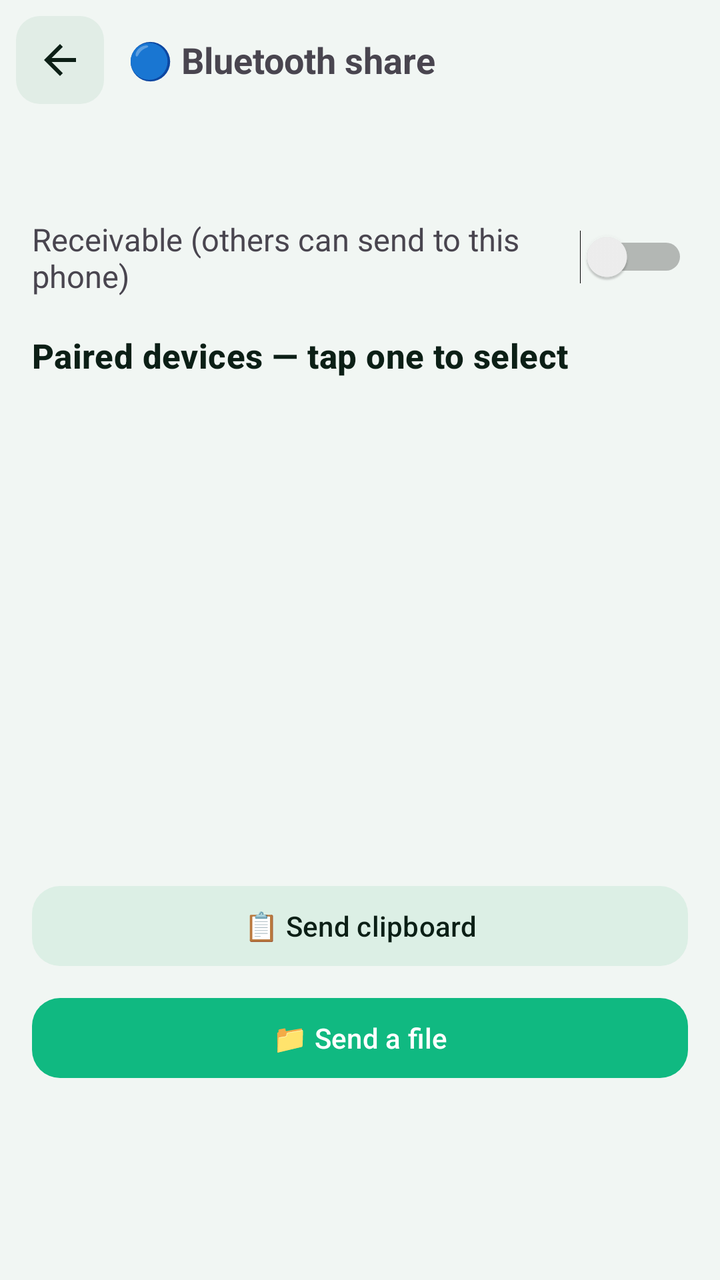
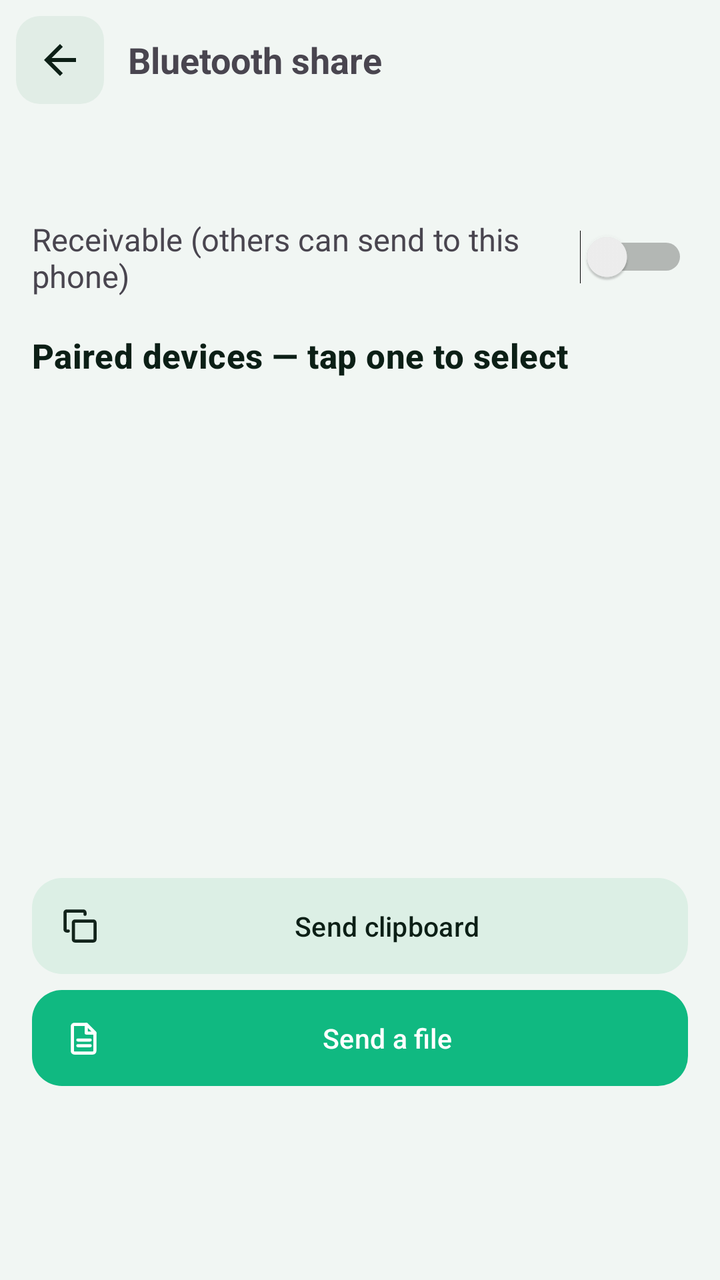

Two renders of the same Android screen: before a commit and after it. Below are the layout's source before the change and the commit's diff.
<!-- AndroidManifest.xml: application theme Theme.PhoneLink -->
<!-- res/layout/activity_bt.xml -->
<?xml version="1.0" encoding="utf-8"?>
<LinearLayout xmlns:android="http://schemas.android.com/apk/res/android"
    xmlns:app="http://schemas.android.com/apk/res-auto"
    android:layout_width="match_parent"
    android:layout_height="match_parent"
    android:background="?android:attr/colorBackground"
    android:orientation="vertical">

    <LinearLayout
        android:layout_width="match_parent"
        android:layout_height="wrap_content"
        android:gravity="center_vertical"
        android:orientation="horizontal"
        android:padding="8dp">

        <ImageButton
            android:id="@+id/btnBtBack"
            android:layout_width="44dp"
            android:layout_height="44dp"
            android:background="@drawable/bg_back_chip"
            android:contentDescription="@string/btn_back"
            android:padding="10dp"
            android:src="@drawable/ic_arrow_back"
            android:tint="?attr/colorOnSurface" />

        <TextView
            android:layout_width="wrap_content"
            android:layout_height="wrap_content"
            android:layout_marginStart="12dp"
            android:text="@string/bt_title"
            android:textSize="18sp"
            android:textStyle="bold" />
    </LinearLayout>

    <ScrollView
        android:layout_width="match_parent"
        android:layout_height="0dp"
        android:layout_weight="1">

        <LinearLayout
            android:layout_width="match_parent"
            android:layout_height="wrap_content"
            android:orientation="vertical"
            android:padding="16dp">

            <TextView
                android:id="@+id/tvBtMine"
                android:layout_width="match_parent"
                android:layout_height="wrap_content"
                android:textAppearance="@style/TextAppearance.Material3.BodyMedium" />

            <LinearLayout
                android:layout_width="match_parent"
                android:layout_height="wrap_content"
                android:layout_marginTop="14dp"
                android:gravity="center_vertical"
                android:orientation="horizontal">

                <TextView
                    android:layout_width="0dp"
                    android:layout_height="wrap_content"
                    android:layout_weight="1"
                    android:text="@string/bt_receive"
                    android:textSize="15.5sp" />

                <Switch
                    android:id="@+id/swBtReceive"
                    android:layout_width="wrap_content"
                    android:layout_height="wrap_content" />
            </LinearLayout>

            <TextView
                style="@style/PL.CardTitle"
                android:layout_marginTop="18dp"
                android:text="@string/bt_bonded" />

            <ListView
                android:id="@+id/lvBtDevices"
                android:layout_width="match_parent"
                android:layout_height="220dp"
                android:layout_marginTop="8dp" />

            <com.google.android.material.button.MaterialButton
                android:id="@+id/btnBtClip"
                style="@style/PL.BtnTonal"
                android:layout_width="match_parent"
                android:layout_height="wrap_content"
                android:layout_marginTop="14dp"
                android:text="@string/bt_send_clip" />

            <com.google.android.material.button.MaterialButton
                android:id="@+id/btnBtFile"
                style="@style/PL.BtnFilled"
                android:layout_width="match_parent"
                android:layout_height="wrap_content"
                android:layout_marginTop="8dp"
                android:text="@string/bt_send_file" />
        </LinearLayout>
    </ScrollView>
</LinearLayout>
<!-- resources referenced by this layout -->
<resources>
  <string name="bt_send_clip">📋 Send clipboard</string>
  <string name="bt_send_file">📁 Send a file</string>
  <string name="bt_title">🔵 Bluetooth share</string>
  <style name="PL.BtnFilled" parent="Widget.Material3.Button">
          <item name="cornerRadius">14dp</item>
      </style>
  <style name="PL.BtnTonal" parent="Widget.Material3.Button.TonalButton">
          <item name="cornerRadius">14dp</item>
          <item name="backgroundTint">@color/md_btnFill</item>
          <item name="android:textColor">?attr/colorOnSurface</item>
      </style>
  <style name="PL.BtnOutlined" parent="Widget.Material3.Button.OutlinedButton">
          <item name="cornerRadius">14dp</item>
      </style>
  <!-- unchanged entries left out for length: 29 -->
</resources>

<!-- the commit's change to res/layout/activity_bt.xml (unified diff, before → after) -->
@@ -86,7 +86,8 @@
                 android:layout_width="match_parent"
                 android:layout_height="wrap_content"
                 android:layout_marginTop="14dp"
-                android:text="@string/bt_send_clip" />
+                android:text="@string/bt_send_clip"
+                app:icon="@drawable/ic_copy" />
 
             <com.google.android.material.button.MaterialButton
                 android:id="@+id/btnBtFile"
@@ -94,7 +95,8 @@
                 android:layout_width="match_parent"
                 android:layout_height="wrap_content"
                 android:layout_marginTop="8dp"
-                android:text="@string/bt_send_file" />
+                android:text="@string/bt_send_file"
+                app:icon="@drawable/ic_file" />
         </LinearLayout>
     </ScrollView>
 </LinearLayout>
<!-- resource entries referenced after the edit -->
@@ -1,18 +1,87 @@
 <!-- resources referenced by this layout -->
 <resources>
-  <string name="bt_send_clip">📋 Send clipboard</string>
-  <string name="bt_send_file">📁 Send a file</string>
-  <string name="bt_title">🔵 Bluetooth share</string>
+  <!-- drawable ic_copy (drawable) -->
+  <?xml version="1.0" encoding="utf-8"?>
+  <vector xmlns:android="http://schemas.android.com/apk/res/android"
+      android:width="24dp" android:height="24dp"
+      android:viewportWidth="24" android:viewportHeight="24">
+      <path android:pathData="M9,9h11a1,1 0 0,1 1,1v10a1,1 0 0,1 -1,1H9a1,1 0 0,1 -1,-1V10a1,1 0 0,1 1,-1z"
+          android:fillColor="@android:color/transparent"
+          android:strokeColor="@color/pl_mint"
+          android:strokeWidth="1.9"
+          android:strokeLineCap="round"
+          android:strokeLineJoin="round" />
+      <path android:pathData="M5,15H4a1,1 0 0,1 -1,-1V4a1,1 0 0,1 1,-1h10a1,1 0 0,1 1,1v1"
+          android:fillColor="@android:color/transparent"
+          android:strokeColor="@color/pl_mint"
+          android:strokeWidth="1.9"
+          android:strokeLineCap="round"
+          android:strokeLineJoin="round" />
+  </vector>
+  <!-- drawable ic_file (drawable) -->
+  <?xml version="1.0" encoding="utf-8"?>
+  <vector xmlns:android="http://schemas.android.com/apk/res/android"
+      android:width="24dp" android:height="24dp"
+      android:viewportWidth="24" android:viewportHeight="24">
+      <path android:pathData="M6.2,3.8h7.3l5,5v11a1.2,1.2 0 0,1 -1.2,1.2H6.2A1.2,1.2 0 0,1 5,19.8V5A1.2,1.2 0 0,1 6.2,3.8z"
+          android:fillColor="@android:color/transparent"
+          android:strokeColor="@color/pl_mint"
+          android:strokeWidth="1.9"
+          android:strokeLineCap="round"
+          android:strokeLineJoin="round" />
+      <path android:pathData="M13.3,3.8v5.2h5.2"
+          android:fillColor="@android:color/transparent"
+          android:strokeColor="@color/pl_mint"
+          android:strokeWidth="1.9"
+          android:strokeLineCap="round"
+          android:strokeLineJoin="round" />
+      <path android:pathData="M8.3,13.2h7.4M8.3,16.6h7.4"
+          android:fillColor="@android:color/transparent"
+          android:strokeColor="@color/pl_mint"
+          android:strokeWidth="1.9"
+          android:strokeLineCap="round"
+          android:strokeLineJoin="round" />
+  </vector>
+  <string name="bt_send_clip">Send clipboard</string>
+  <string name="bt_send_file">Send a file</string>
+  <string name="bt_title">Bluetooth share</string>
   <style name="PL.BtnFilled" parent="Widget.Material3.Button">
-          <item name="cornerRadius">14dp</item>
+          <item name="cornerRadius">15dp</item>
+          <item name="android:minHeight">48dp</item>
+          <item name="android:insetTop">0dp</item>
+          <item name="android:insetBottom">0dp</item>
+          <item name="android:paddingStart">16dp</item>
+          <item name="android:paddingEnd">16dp</item>
+          <item name="android:textSize">13.5sp</item>
+          <item name="android:maxLines">1</item>
+          <item name="android:ellipsize">end</item>
+          <item name="iconSize">20dp</item>
+          <item name="iconPadding">7dp</item>
       </style>
   <style name="PL.BtnTonal" parent="Widget.Material3.Button.TonalButton">
-          <item name="cornerRadius">14dp</item>
+          <item name="cornerRadius">15dp</item>
           <item name="backgroundTint">@color/md_btnFill</item>
           <item name="android:textColor">?attr/colorOnSurface</item>
+          <item name="android:minHeight">48dp</item>
+          <item name="android:insetTop">0dp</item>
+          <item name="android:insetBottom">0dp</item>
+          <item name="android:paddingStart">14dp</item>
+          <item name="android:paddingEnd">14dp</item>
+          <item name="android:textSize">13.5sp</item>
+          <item name="android:maxLines">1</item>
+          <item name="android:ellipsize">end</item>
+          <item name="iconSize">20dp</item>
+          <item name="iconPadding">7dp</item>
       </style>
+  <color name="pl_mint">#10B981</color>
   <style name="PL.BtnOutlined" parent="Widget.Material3.Button.OutlinedButton">
-          <item name="cornerRadius">14dp</item>
+          <item name="cornerRadius">15dp</item>
+          <item name="android:minHeight">48dp</item>
+          <item name="android:insetTop">0dp</item>
+          <item name="android:insetBottom">0dp</item>
+          <item name="android:textSize">13.5sp</item>
+          <item name="android:maxLines">1</item>
+          <item name="android:ellipsize">end</item>
       </style>
   <!-- unchanged entries left out for length: 29 -->
 </resources>
